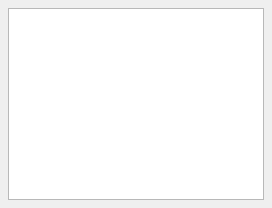
The window that src/ui/sidebar.ui (sschmidhuber/okapi) describes before a commit, drawn with Qt 5.
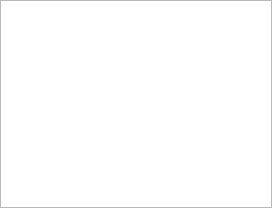
The same window after the commit.

Commit message: reduce borders in main UI

The edit to the form file:
```diff
--- a/src/ui/sidebar.ui
+++ b/src/ui/sidebar.ui
@@ -2,21 +2,26 @@
 <ui version="4.0">
  <class>Sidebar</class>
  <widget class="QWidget" name="Sidebar">
+  <property name="geometry">
+   <rect>
+    <x>0</x>
+    <y>0</y>
+    <width>272</width>
+    <height>208</height>
+   </rect>
+  </property>
   <layout class="QVBoxLayout" name="sidebarLayout">
    <property name="leftMargin">
-    <number>8</number>
+    <number>0</number>
    </property>
    <property name="topMargin">
-    <number>8</number>
+    <number>0</number>
    </property>
    <property name="rightMargin">
-    <number>8</number>
+    <number>0</number>
    </property>
    <property name="bottomMargin">
-    <number>8</number>
-   </property>
-   <property name="spacing">
-    <number>6</number>
+    <number>0</number>
    </property>
    <item>
     <widget class="QTreeWidget" name="tree">
```
Left out of the diff: 47 changed lines with no effect on the pictures. The commit also changes 1 other file.
